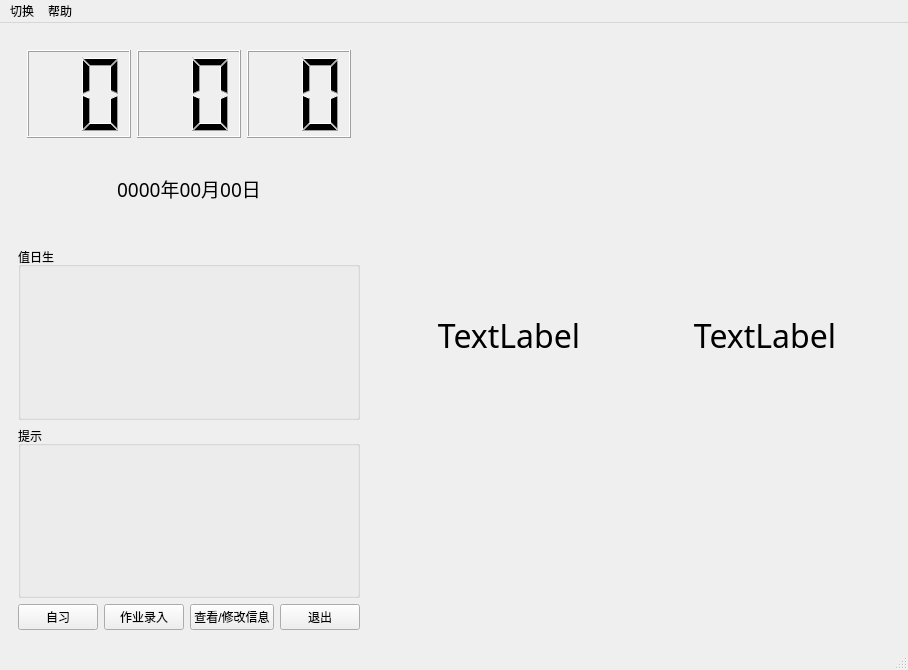
ALongTail/Class-Managing-System, file 2.0/Class-Managing-System/mainwindow.ui: the form before one commit.
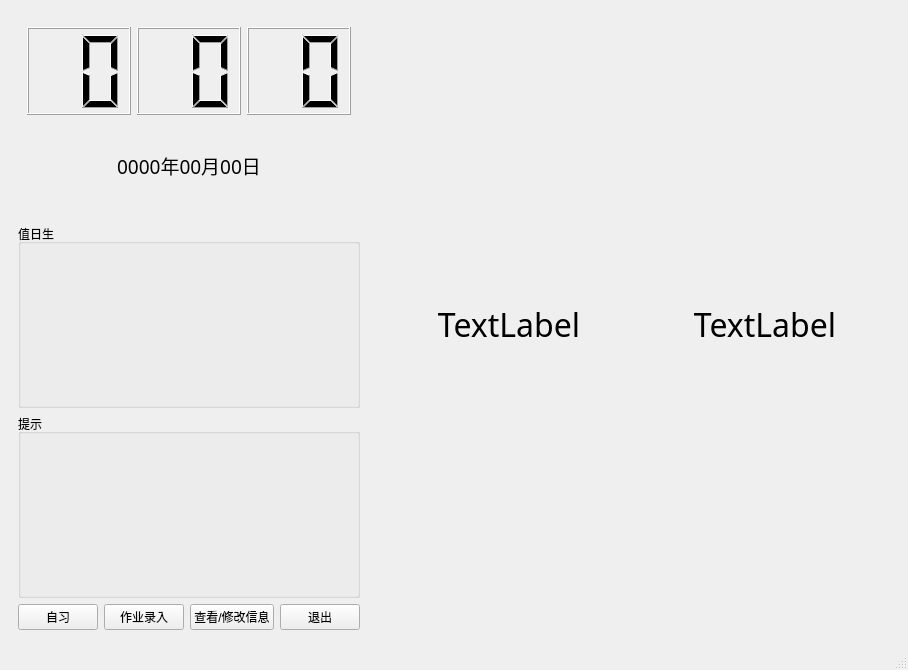
The form after the commit.

Patch:
```diff
--- a/2.0/Class-Managing-System/mainwindow.ui
+++ b/2.0/Class-Managing-System/mainwindow.ui
@@ -211,30 +211,6 @@
     </item>
    </layout>
   </widget>
-  <widget class="QMenuBar" name="menubar">
-   <property name="geometry">
-    <rect>
-     <x>0</x>
-     <y>0</y>
-     <width>908</width>
-     <height>26</height>
-    </rect>
-   </property>
-   <widget class="QMenu" name="menu">
-    <property name="title">
-     <string>帮助</string>
-    </property>
-    <addaction name="action"/>
-    <addaction name="action_2"/>
-   </widget>
-   <widget class="QMenu" name="menu_2">
-    <property name="title">
-     <string>切换</string>
-    </property>
-   </widget>
-   <addaction name="menu_2"/>
-   <addaction name="menu"/>
-  </widget>
   <widget class="QStatusBar" name="statusbar"/>
   <action name="action">
    <property name="text">
```
Left out of the diff: 10 changed lines with no effect on the pictures.
